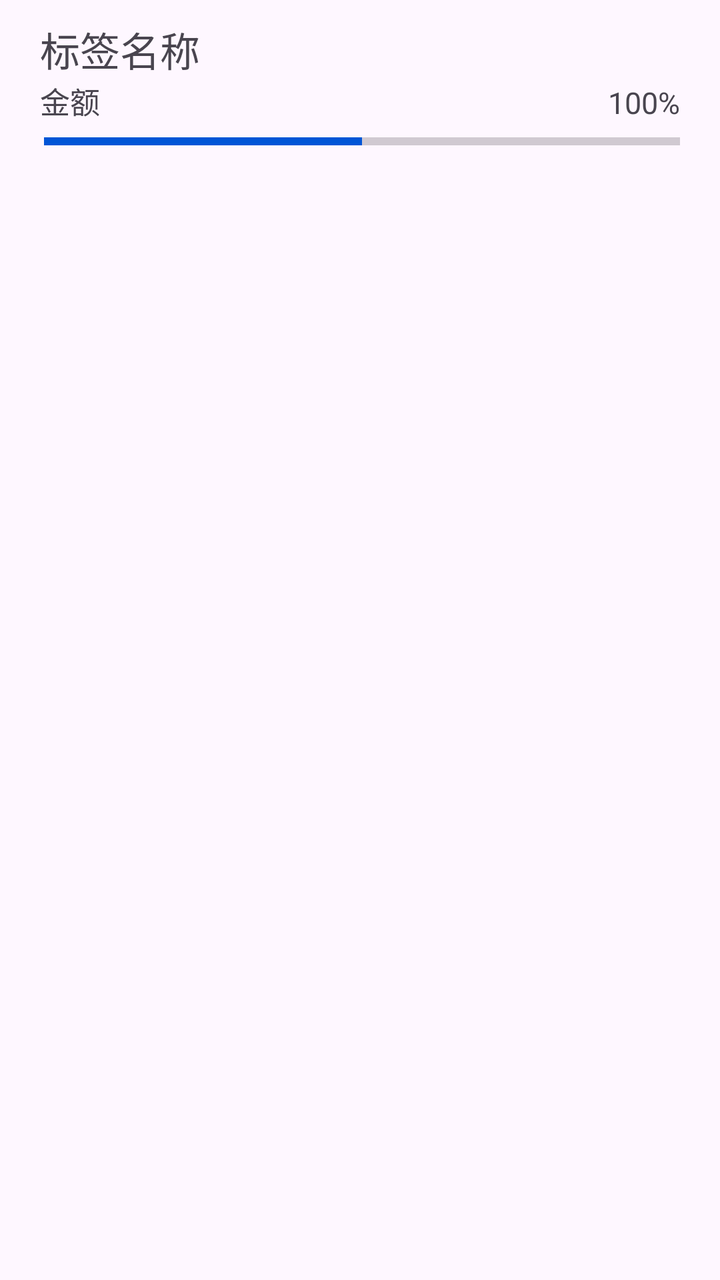
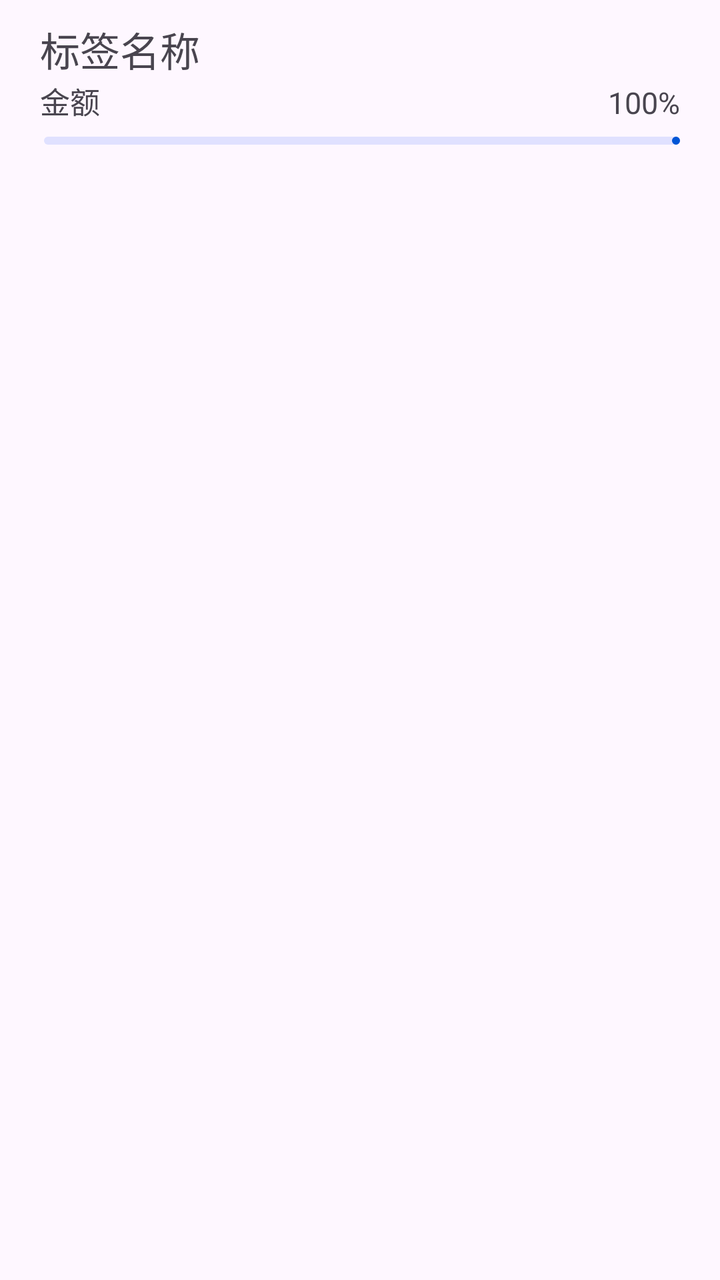

Before-and-after screenshots of an Android layout around one commit, followed by the original layout XML and the change that was made.
<!-- AndroidManifest.xml: application theme Theme.ManagerAssistant.Static -->
<!-- res/layout/view_holder_amount_proportion.xml -->
<?xml version="1.0" encoding="utf-8"?>
<com.google.android.material.card.MaterialCardView xmlns:android="http://schemas.android.com/apk/res/android"
    style="@style/TransparentCardStyle"
    android:layout_width="match_parent"
    android:layout_height="wrap_content">

    <LinearLayout
        android:layout_width="match_parent"
        android:layout_height="wrap_content"
        android:orientation="vertical"
        android:paddingStart="10dp"
        android:paddingEnd="10dp"
        android:paddingBottom="10dp">

        <LinearLayout
            android:layout_width="match_parent"
            android:layout_height="wrap_content"
            android:orientation="vertical">

            <com.google.android.material.textview.MaterialTextView
                android:id="@+id/source_name_text"
                style="@style/LabelTextViewStyle"
                android:layout_width="wrap_content"
                android:layout_height="0dp"
                android:layout_weight="1"
                android:paddingBottom="0dp"
                android:text="@string/tag_name" />

            <LinearLayout
                android:layout_width="match_parent"
                android:layout_height="wrap_content"
                android:orientation="horizontal">

                <com.google.android.material.textview.MaterialTextView
                    android:id="@+id/amount_text"
                    android:layout_width="0dp"
                    android:layout_height="wrap_content"
                    android:layout_weight="1"
                    android:paddingStart="10dp"
                    android:paddingEnd="0dp"
                    android:paddingBottom="7dp"
                    android:text="@string/amount"
                    android:textSize="15sp" />

                <com.google.android.material.textview.MaterialTextView
                    android:id="@+id/percentage_text"
                    android:layout_width="wrap_content"
                    android:layout_height="wrap_content"
                    android:paddingStart="0dp"
                    android:paddingEnd="10dp"
                    android:paddingBottom="7dp"
                    android:text="@string/percentage_100"
                    android:textSize="15sp" />
            </LinearLayout>
        </LinearLayout>

        <ProgressBar
            android:id="@+id/percentage_bar"
            style="@style/Widget.AppCompat.ProgressBar.Horizontal"
            android:layout_width="match_parent"
            android:layout_height="5dp"
            android:layout_marginStart="12dp"
            android:layout_marginEnd="10dp"
            android:progress="50" />
    </LinearLayout>
</com.google.android.material.card.MaterialCardView>
<!-- resources referenced by this layout -->
<resources>
  <string name="amount">金额</string>
  <string name="percentage_100">100%</string>
  <string name="tag_name">标签名称</string>
  <style name="LabelTextViewStyle">
          <item name="android:paddingStart">10dp</item>
          <item name="android:paddingEnd">10dp</item>
          <item name="android:paddingTop">10dp</item>
          <item name="android:paddingBottom">10dp</item>
          <item name="android:textSize">20sp</item>
      </style>
  <style name="TransparentCardStyle">
          <item name="cardBackgroundColor">@android:color/transparent</item>
          <item name="strokeColor">@android:color/transparent</item>
      </style>
  <style name="Theme.ManagerAssistant.Static" parent="Theme.Material3.Light.NoActionBar">
          
          <item name="colorPrimary">@color/color_primary</item>
          <item name="colorOnPrimary">@color/color_on_primary</item>
          <item name="colorPrimaryContainer">@color/color_primary_container</item>
          
          <item name="colorSecondaryContainer">@color/color_secondary_container</item>
          
          <item name="android:statusBarColor">?attr/colorSurface</item>
          
          <item name="colorSurface">@color/color_surface</item>
          <item name="colorSurfaceContainer">@color/color_surface_container</item>
          <item name="colorSurfaceContainerLow">@color/color_surface_container_low</item>
  
          <item name="toolbarStyle">@style/ToolBarStyle</item>
          <item name="drawableTint">?attr/colorPrimary</item>
          <item name="colorControlActivated">?attr/colorPrimary</item>
          <item name="android:windowLightStatusBar">true</item>
          <item name="android:navigationBarColor">?attr/colorSurface</item>
      </style>
  <color name="color_primary">#0055d6</color>
  <color name="color_on_primary">#ffffff</color>
  <color name="color_primary_container">#d8e1fe</color>
  <color name="color_secondary_container">#e0e1ff</color>
  <color name="color_surface">#faf9ff</color>
  <color name="color_surface_container">#ebedfa</color>
  <color name="color_surface_container_low">#edeffc</color>
  <style name="ToolBarStyle" parent="Widget.Material3.Toolbar">
          <item name="android:backgroundTint">?attr/colorSurface</item>
          <item name="navigationIconTint">?attr/colorPrimary</item>
          <item name="contentInsetStart">10dp</item>
          <item name="titleTextAppearance">@style/TitleStyle</item>
      </style>
  <style name="TitleStyle">
          <item name="android:textSize">23sp</item>
      </style>
</resources>

<!-- the commit's change to res/layout/view_holder_amount_proportion.xml (unified diff, before → after) -->
@@ -54,9 +54,8 @@
             </LinearLayout>
         </LinearLayout>
 
-        <ProgressBar
+        <com.google.android.material.progressindicator.LinearProgressIndicator
             android:id="@+id/percentage_bar"
-            style="@style/Widget.AppCompat.ProgressBar.Horizontal"
             android:layout_width="match_parent"
             android:layout_height="5dp"
             android:layout_marginStart="12dp"
